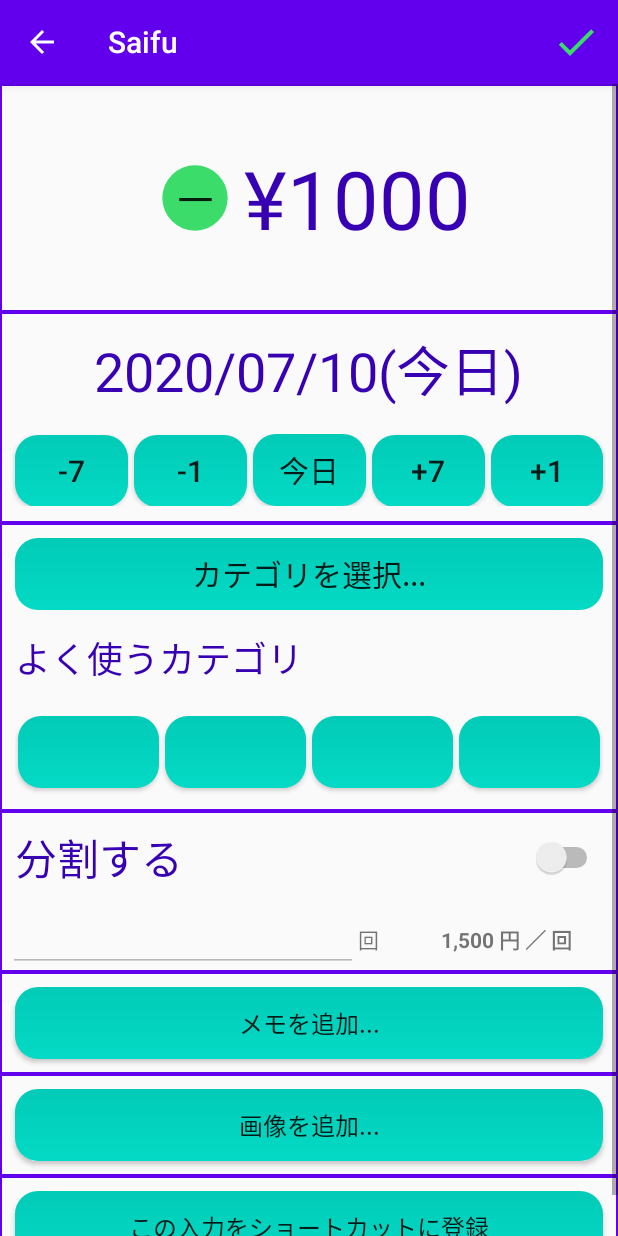
After one commit to TeamSaifu/Saifu_Android, an Android app: the DataInputActivity screen opened directly, with no data from a screen before it, on a phone screen of 412 x 824 dp. The commit adds this screen. Run offline under Robolectric (Android 15) with nearby library versions, the phone set to English and light mode, and no system bars.

Commit message:
データ入力画面の作成

```diff
--- a/app/src/main/AndroidManifest.xml
+++ b/app/src/main/AndroidManifest.xml
@@ -9,6 +9,7 @@
         android:roundIcon="@mipmap/ic_launcher_round"
         android:supportsRtl="true"
         android:theme="@style/AppTheme">
+        <activity android:name=".DataInputActivity"></activity>
         <activity android:name=".MainActivity">
             <intent-filter>
                 <action android:name="android.intent.action.MAIN" />
--- /dev/null
+++ b/app/src/main/java/com/example/saifu_android/DataInputActivity.kt
@@ -0,0 +1,24 @@
+package com.example.saifu_android
+
+import android.os.Bundle
+import android.view.Menu
+import androidx.appcompat.app.AppCompatActivity
+
+class DataInputActivity : AppCompatActivity() {
+    override fun onCreate(savedInstanceState: Bundle?) {
+        super.onCreate(savedInstanceState)
+        setContentView(R.layout.activity_data_input)
+        supportActionBar?.setDisplayHomeAsUpEnabled(true)
+
+    }
+    //メニュー作成時
+    override fun onCreateOptionsMenu(menu: Menu?):Boolean {
+        val inflater = menuInflater
+        inflater.inflate(R.menu.menu_apply,menu)
+        return super.onCreateOptionsMenu(menu)
+    }
+    override fun onSupportNavigateUp(): Boolean {
+        finish()
+        return super.onSupportNavigateUp()
+    }
+}
--- /dev/null
+++ b/app/src/main/res/drawable/custom_button.xml
@@ -0,0 +1,15 @@
+<?xml version="1.0" encoding="utf-8"?>
+<shape xmlns:android="http://schemas.android.com/apk/res/android"
+    android:shape="rectangle">
+    <corners
+        android:radius="15dip" />
+    <gradient
+        android:angle="90"
+        android:startColor="@color/colorAccent"
+        android:endColor="#02CBB7" />
+    <padding
+        android:left="5dip"
+        android:top="5dip"
+        android:right="5dip"
+        android:bottom="5dip" />
+</shape>
--- /dev/null
+++ b/app/src/main/res/drawable/ic_baseline_check_48.xml
@@ -0,0 +1,5 @@
+<vector android:height="48dp" android:tint="#3CDC6A"
+    android:viewportHeight="24" android:viewportWidth="24"
+    android:width="48dp" xmlns:android="http://schemas.android.com/apk/res/android">
+    <path android:fillColor="@android:color/white" android:pathData="M9,16.17L4.83,12l-1.42,1.41L9,19 21,7l-1.41,-1.41z"/>
+</vector>
--- /dev/null
+++ b/app/src/main/res/drawable/ic_baseline_fiber_manual_record_24.xml
@@ -0,0 +1,5 @@
+<vector android:height="48dp" android:tint="#3CDC6A"
+    android:viewportHeight="24" android:viewportWidth="24"
+    android:width="48dp" xmlns:android="http://schemas.android.com/apk/res/android">
+    <path android:fillColor="@android:color/white" android:pathData="M12,12m-8,0a8,8 0,1 1,16 0a8,8 0,1 1,-16 0"/>
+</vector>
--- /dev/null
+++ b/app/src/main/res/drawable/waku.xml
@@ -0,0 +1,5 @@
+<?xml version="1.0" encoding="utf-8"?>
+<shape xmlns:android="http://schemas.android.com/apk/res/android">
+    <stroke android:width="1dp"
+        android:color="@color/colorPrimary"/>
+</shape>
--- /dev/null
+++ b/app/src/main/res/layout/activity_data_input.xml
@@ -0,0 +1,378 @@
+<?xml version="1.0" encoding="utf-8"?>
+<androidx.constraintlayout.widget.ConstraintLayout xmlns:android="http://schemas.android.com/apk/res/android"
+    xmlns:app="http://schemas.android.com/apk/res-auto"
+    xmlns:tools="http://schemas.android.com/tools"
+    android:layout_width="match_parent"
+    android:layout_height="match_parent"
+    tools:context=".DataInputActivity">
+
+    <ScrollView
+        android:layout_width="match_parent"
+        android:layout_height="match_parent"
+        app:layout_constraintBottom_toBottomOf="parent"
+        app:layout_constraintStart_toStartOf="parent"
+        app:layout_constraintTop_toTopOf="parent"
+        app:layout_constraintVertical_bias="1.0">
+
+        <LinearLayout
+            android:id="@+id/MainLayout"
+            android:layout_width="match_parent"
+            android:layout_height="wrap_content"
+            android:layout_gravity="start|fill|top"
+            android:orientation="vertical"
+            android:padding="0sp"
+            android:paddingStart="0sp"
+            android:paddingTop="0sp"
+            android:paddingEnd="0sp"
+            android:paddingBottom="0sp">
+
+            <LinearLayout
+                android:id="@+id/yen_input"
+                android:layout_width="match_parent"
+                android:layout_height="match_parent"
+                android:layout_gravity="center"
+                android:background="@drawable/waku"
+                android:gravity="center"
+                android:orientation="horizontal"
+                android:paddingTop="40sp"
+                android:paddingBottom="40sp"
+                android:textAlignment="center">
+
+                <Button
+                    android:id="@+id/plus_minus"
+                    android:layout_width="65sp"
+                    android:layout_height="65sp"
+                    android:background="@drawable/ic_baseline_fiber_manual_record_24"
+                    android:text="@string/minus"
+                    android:textSize="30sp" />
+
+                <TextView
+                    android:id="@+id/yen_text"
+                    android:layout_width="wrap_content"
+                    android:layout_height="wrap_content"
+                    android:text="@string/Currency"
+                    android:textColor="@color/colorPrimaryDark"
+                    android:textSize="54sp" />
+
+                <TextView
+                    android:id="@+id/money_text"
+                    android:layout_width="wrap_content"
+                    android:layout_height="wrap_content"
+                    android:text="@string/yen_kari"
+                    android:textColor="@color/colorPrimaryDark"
+                    android:textSize="54sp" />
+
+            </LinearLayout>
+
+            <LinearLayout
+                android:id="@+id/day_input"
+                android:layout_width="match_parent"
+                android:layout_height="match_parent"
+                android:background="@drawable/waku"
+                android:orientation="vertical">
+
+                <TextView
+                    android:id="@+id/day_text"
+                    android:layout_width="wrap_content"
+                    android:layout_height="wrap_content"
+                    android:layout_gravity="center"
+                    android:layout_marginTop="8sp"
+                    android:layout_marginBottom="8sp"
+                    android:layout_weight="1"
+                    android:paddingTop="3sp"
+                    android:text="@string/day_kari"
+                    android:textColor="@color/colorPrimaryDark"
+                    android:textSize="36sp" />
+
+                <LinearLayout
+                    android:id="@+id/quickday"
+                    android:layout_width="match_parent"
+                    android:layout_height="match_parent"
+                    android:layout_marginLeft="8sp"
+                    android:layout_marginRight="8sp"
+                    android:layout_marginTop="8sp"
+                    android:layout_marginBottom="8sp"
+                    android:layout_weight="1"
+                    android:orientation="horizontal"
+                    android:paddingBottom="3sp">
+
+                    <Button
+                        android:id="@+id/m7d"
+                        android:layout_width="wrap_content"
+                        android:layout_height="wrap_content"
+                        android:layout_marginLeft="2sp"
+                        android:layout_marginRight="2sp"
+                        android:layout_weight="1"
+                        android:background="@drawable/custom_button"
+                        android:text="@string/minus7"
+                        android:textSize="20sp" />
+
+                    <Button
+                        android:id="@+id/m1d"
+                        android:layout_width="wrap_content"
+                        android:layout_height="wrap_content"
+                        android:layout_marginLeft="2sp"
+                        android:layout_marginRight="2sp"
+                        android:layout_weight="1"
+                        android:background="@drawable/custom_button"
+                        android:text="@string/minus1"
+                        android:textSize="20sp" />
+
+                    <Button
+                        android:id="@+id/today"
+                        android:layout_width="wrap_content"
+                        android:layout_height="wrap_content"
+                        android:layout_marginLeft="2sp"
+                        android:layout_marginRight="2sp"
+                        android:layout_weight="1"
+                        android:background="@drawable/custom_button"
+                        android:text="@string/Today"
+                        android:textSize="20sp" />
+
+                    <Button
+                        android:id="@+id/p7d"
+                        android:layout_width="wrap_content"
+                        android:layout_height="wrap_content"
+                        android:layout_marginLeft="2sp"
+                        android:layout_marginRight="2sp"
+                        android:layout_weight="1"
+                        android:background="@drawable/custom_button"
+                        android:text="@string/plus7"
+                        android:textSize="20sp" />
+
+                    <Button
+                        android:id="@+id/p1d"
+                        android:layout_width="wrap_content"
+                        android:layout_height="wrap_content"
+                        android:layout_marginLeft="2sp"
+                        android:layout_marginRight="2sp"
+                        android:layout_weight="1"
+                        android:background="@drawable/custom_button"
+                        android:text="@string/plus1"
+                        android:textSize="20sp" />
+
+                </LinearLayout>
+
+            </LinearLayout>
+
+            <LinearLayout
+                android:id="@+id/category_input"
+                android:layout_width="match_parent"
+                android:layout_height="match_parent"
+                android:background="@drawable/waku"
+                android:orientation="vertical">
+
+                <Button
+                    android:id="@+id/category_button"
+                    android:layout_width="match_parent"
+                    android:layout_height="match_parent"
+                    android:layout_marginLeft="10sp"
+                    android:layout_marginTop="10sp"
+                    android:layout_marginRight="10sp"
+                    android:layout_marginBottom="5sp"
+                    android:layout_weight="1"
+                    android:background="@drawable/custom_button"
+                    android:text="@string/category_select"
+                    android:textSize="20sp" />
+
+                <TextView
+                    android:id="@+id/frequentcate_text"
+                    android:layout_width="match_parent"
+                    android:layout_height="match_parent"
+                    android:layout_gravity="center"
+                    android:layout_marginLeft="10sp"
+                    android:layout_marginTop="5sp"
+                    android:layout_marginRight="10sp"
+                    android:layout_marginBottom="5sp"
+                    android:layout_weight="1"
+                    android:paddingTop="3sp"
+                    android:text="@string/frequent_category"
+                    android:textColor="@color/colorPrimaryDark"
+                    android:textSize="24sp" />
+
+                <LinearLayout
+                    android:id="@+id/frequentcategory"
+                    android:layout_width="match_parent"
+                    android:layout_height="match_parent"
+                    android:layout_weight="1"
+
+                    android:layout_marginLeft="10sp"
+                    android:layout_marginTop="10sp"
+                    android:layout_marginRight="10sp"
+                    android:layout_marginBottom="10sp"
+                    android:orientation="horizontal">
+
+                    <Button
+                        android:id="@+id/frequentcate_button1"
+                        android:layout_width="match_parent"
+                        android:layout_height="match_parent"
+                        android:layout_marginLeft="2sp"
+                        android:layout_marginTop="5sp"
+                        android:layout_marginRight="2sp"
+                        android:layout_marginBottom="5sp"
+                        android:layout_weight="1"
+                        android:background="@drawable/custom_button"
+                        android:textSize="16sp" />
+
+                    <Button
+                        android:id="@+id/frequentcate_button2"
+                        android:layout_width="match_parent"
+                        android:layout_height="match_parent"
+                        android:layout_marginLeft="2sp"
+                        android:layout_marginTop="5sp"
+                        android:layout_marginRight="2sp"
+                        android:layout_marginBottom="5sp"
+                        android:layout_weight="1"
+                        android:background="@drawable/custom_button"
+                        android:textSize="16sp" />
+
+                    <Button
+                        android:id="@+id/frequentcate_button3"
+                        android:layout_width="match_parent"
+                        android:layout_height="match_parent"
+                        android:layout_marginLeft="2sp"
+                        android:layout_marginTop="5sp"
+                        android:layout_marginRight="2sp"
+                        android:layout_marginBottom="5sp"
+                        android:layout_weight="1"
+                        android:background="@drawable/custom_button"
+                        android:textSize="16sp" />
+
+                    <Button
+                        android:id="@+id/frequentcate_button4"
+                        android:layout_width="match_parent"
+                        android:layout_height="match_parent"
+                        android:layout_marginLeft="2sp"
+                        android:layout_marginTop="5sp"
+                        android:layout_marginRight="2sp"
+                        android:layout_marginBottom="5sp"
+                        android:layout_weight="1"
+                        android:background="@drawable/custom_button"
+                        android:textSize="16sp" />
+                </LinearLayout>
+
+            </LinearLayout>
+
+            <LinearLayout
+                android:id="@+id/split_input"
+                android:layout_width="match_parent"
+                android:layout_height="match_parent"
+                android:background="@drawable/waku"
+                android:orientation="vertical">
+
+                <Switch
+                    android:id="@+id/split_switch"
+                    android:layout_width="match_parent"
+                    android:layout_height="wrap_content"
+                    android:layout_marginLeft="10sp"
+                    android:layout_marginTop="10sp"
+                    android:layout_marginRight="10sp"
+                    android:layout_marginBottom="10sp"
+                    android:text="@string/split"
+                    android:textColor="@color/colorPrimaryDark"
+                    android:textSize="28sp" />
+
+                <LinearLayout
+                    android:id="@+id/split_option"
+                    android:layout_width="match_parent"
+                    android:layout_height="match_parent"
+                    android:orientation="horizontal">
+
+                    <EditText
+                        android:id="@+id/edittimes"
+                        android:layout_width="wrap_content"
+                        android:layout_height="wrap_content"
+                        android:layout_marginLeft="5sp"
+                        android:layout_weight="1"
+                        android:ems="10"
+                        android:enabled="false"
+                        android:inputType="number" />
+
+                    <TextView
+                        android:id="@+id/times"
+                        android:layout_width="wrap_content"
+                        android:layout_height="wrap_content"
+                        android:layout_weight="1"
+                        android:text="@string/times" />
+
+                    <TextView
+                        android:id="@+id/pertimes"
+                        android:layout_width="wrap_content"
+                        android:layout_height="wrap_content"
+                        android:layout_marginRight="10sp"
+                        android:layout_weight="2"
+                        android:text="@string/pertimes_kari"
+                        android:textAlignment="center"
+                        android:textStyle="bold" />
+                </LinearLayout>
+
+            </LinearLayout>
+
+            <LinearLayout
+                android:id="@+id/memo_input"
+                android:layout_width="match_parent"
+                android:layout_height="match_parent"
+                android:background="@drawable/waku"
+                android:orientation="vertical" >
+
+                <Button
+                    android:id="@+id/memo_add"
+                    android:layout_width="match_parent"
+                    android:layout_height="0dp"
+                    android:layout_marginLeft="10sp"
+                    android:layout_marginTop="10sp"
+                    android:layout_marginRight="10sp"
+                    android:layout_marginBottom="10sp"
+                    android:layout_weight="1"
+                    android:background="@drawable/custom_button"
+                    android:text="@string/memo_add"
+                    android:textSize="16sp" />
+            </LinearLayout>
+
+            <LinearLayout
+                android:id="@+id/picture_input"
+                android:layout_width="match_parent"
+                android:layout_height="match_parent"
+                android:layout_weight="1"
+                android:background="@drawable/waku"
+                android:orientation="vertical">
+
+                <Button
+                    android:id="@+id/picture_add"
+                    android:layout_width="match_parent"
+                    android:layout_height="match_parent"
+                    android:layout_marginLeft="10sp"
+                    android:layout_marginTop="10sp"
+                    android:layout_marginRight="10sp"
+                    android:layout_marginBottom="10sp"
+                    android:layout_weight="1"
+                    android:background="@drawable/custom_button"
+                    android:text="@string/picture_add"
+                    android:textSize="16sp" />
+            </LinearLayout>
+
+            <LinearLayout
+                android:id="@+id/shortcut_input"
+                android:layout_width="match_parent"
+                android:layout_height="match_parent"
+                android:layout_weight="1"
+                android:background="@drawable/waku"
+                android:orientation="vertical">
+
+                <Button
+                    android:id="@+id/shortcut_add"
+                    android:layout_width="match_parent"
+                    android:layout_height="match_parent"
+                    android:layout_marginLeft="10sp"
+                    android:layout_marginTop="10sp"
+                    android:layout_marginRight="10sp"
+                    android:layout_marginBottom="10sp"
+                    android:layout_weight="1"
+                    android:background="@drawable/custom_button"
+                    android:text="@string/shortcut_add"
+                    android:textSize="16sp" />
+            </LinearLayout>
+        </LinearLayout>
+    </ScrollView>
+
+</androidx.constraintlayout.widget.ConstraintLayout>
--- /dev/null
+++ b/app/src/main/res/menu/menu_apply.xml
@@ -0,0 +1,10 @@
+<?xml version="1.0" encoding="utf-8"?>
+<menu xmlns:app="http://schemas.android.com/apk/res-auto"
+    xmlns:android="http://schemas.android.com/apk/res/android">
+    <item
+        android:id="@+id/navigation_apply"
+        android:icon="@drawable/ic_baseline_check_48"
+        android:menuCategory="alternative"
+        android:title="@string/apply"
+        app:showAsAction="always" />
+</menu>
--- a/app/src/main/res/values/strings.xml
+++ b/app/src/main/res/values/strings.xml
@@ -8,4 +8,23 @@
     <string name="notifications">通知</string>
     <string name="budget">予算入力</string>
     <string name="category_config">カテゴリ設定</string>
+    <string name="category_select">カテゴリを選択...</string>
+    <string name="day_kari">2020/07/10(今日)</string>
+    <string name="yen_kari">1000</string>
+    <string name="Currency">¥</string>
+    <string name="minus">－</string>
+    <string name="plus">＋</string>
+    <string name="plus1">+1</string>
+    <string name="plus7">+7</string>
+    <string name="Today">今日</string>
+    <string name="minus1">-1</string>
+    <string name="minus7">-7</string>
+    <string name="frequent_category">よく使うカテゴリ</string>
+    <string name="apply">登録</string>
+    <string name="memo_add">メモを追加...</string>
+    <string name="picture_add">画像を追加...</string>
+    <string name="shortcut_add">この入力をショートカットに登録</string>
+    <string name="times">回</string>
+    <string name="pertimes_kari">1,500 円 ／ 回</string>
+    <string name="split">分割する</string>
 </resources>
```
